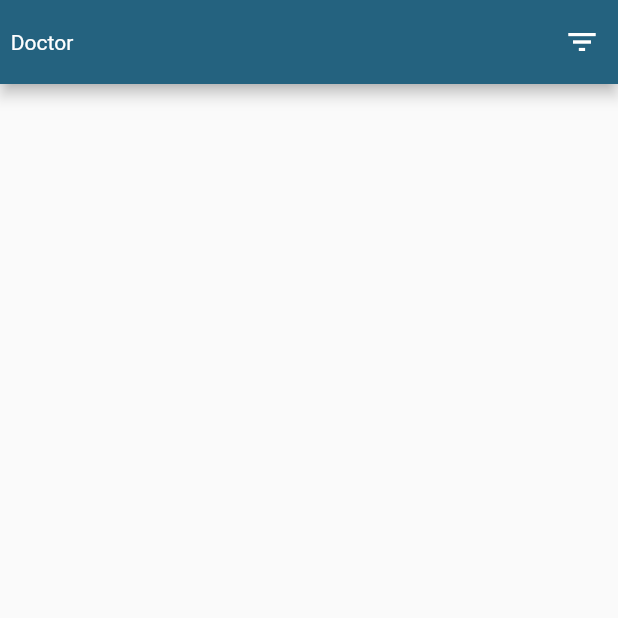
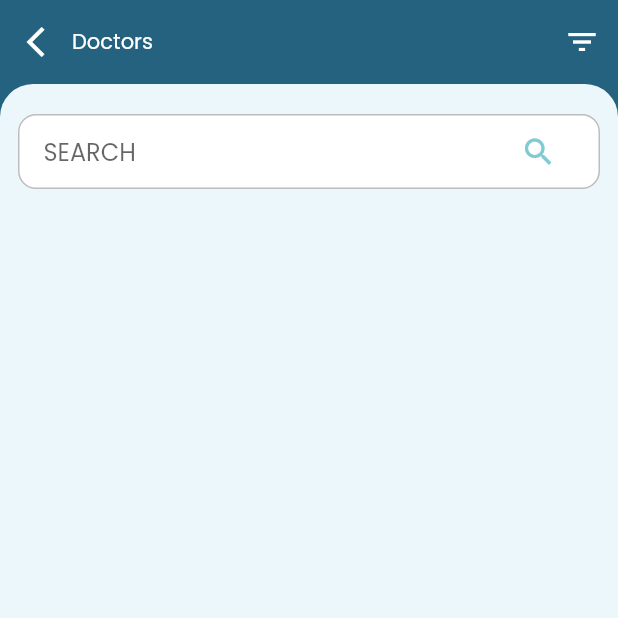
Before and after one commit to surajadkhari/avocado_tech, a Flutter app: the screen it shows after launch, on a phone screen of 412 x 824 dp, the top half of it. Run offline on Flutter 3.47's test engine with Material 2 defaults, Android fonts, the phone set to English and light mode, and no system bars; our stand-ins replace google_fonts.

Commit message:
search bar complete

```diff
--- a/lib/app/app.dart
+++ b/lib/app/app.dart
@@ -1,4 +1,5 @@
 import 'package:flutter/material.dart';
+import 'package:google_fonts/google_fonts.dart';
 import '../screens/homepage/homepage.dart';
 
 class MyApp extends StatelessWidget {
@@ -6,9 +7,10 @@ class MyApp extends StatelessWidget {
 
   @override
   Widget build(BuildContext context) {
-    return const MaterialApp(
+    return MaterialApp(
+      theme: ThemeData(textTheme: GoogleFonts.poppinsTextTheme()),
       debugShowCheckedModeBanner: false,
-      home: Homepage(),
+      home: const Homepage(),
     );
   }
 }
--- a/lib/screens/homepage/homepage.dart
+++ b/lib/screens/homepage/homepage.dart
@@ -1,5 +1,7 @@
 import 'package:avacado_tech/utils/constant/app_constant.dart';
 import 'package:flutter/material.dart';
+
+import 'search bar section/home_search_bar_section.dart';
 
 class Homepage extends StatelessWidget {
   const Homepage({Key? key}) : super(key: key);
@@ -7,10 +9,21 @@ class Homepage extends StatelessWidget {
   @override
   Widget build(BuildContext context) {
     return Scaffold(
+      backgroundColor: AppConstant.primaryColor,
       appBar: AppBar(
-        centerTitle: true,
+        elevation: 0,
+        leadingWidth: 120,
         backgroundColor: AppConstant.primaryColor,
-        leading: const Center(child: Text("Doctor")),
+        leading: Row(
+          children: [
+            IconButton(
+                onPressed: () {},
+                icon: const Icon(
+                  Icons.arrow_back_ios_outlined,
+                )),
+            const Center(child: Text("Doctors")),
+          ],
+        ),
         actions: [
           IconButton(
               onPressed: () {},
@@ -19,6 +32,18 @@ class Homepage extends StatelessWidget {
               ))
         ],
       ),
+      body: Container(
+        decoration: const BoxDecoration(
+            color: AppConstant.secondaryColor,
+            borderRadius: BorderRadius.only(
+                topLeft: Radius.circular(22), topRight: Radius.circular(22))),
+        child: ListView(
+          children: const [
+            HomeSearchbarsection(),
+
+          ],
+        ),
+      ),
     );
   }
 }
--- /dev/null
+++ b/lib/screens/homepage/search bar section/home_search_bar_section.dart
@@ -0,0 +1,39 @@
+
+
+import 'package:flutter/material.dart';
+
+class HomeSearchbarsection extends StatelessWidget {
+  const HomeSearchbarsection({
+    Key? key,
+  }) : super(key: key);
+
+  @override
+  Widget build(BuildContext context) {
+    return Container(
+      margin: const EdgeInsets.only(
+          top: 20, left: 12, right: 12, bottom: 8),
+      padding: const EdgeInsets.symmetric(
+        horizontal: 16.0,
+      ),
+      decoration: BoxDecoration(
+        border: Border.all(color: Colors.grey.shade400),
+        color: Colors.white,
+        borderRadius: BorderRadius.circular(
+          12.0,
+        ),
+      ),
+      child: TextFormField(
+        textAlign: TextAlign.start,
+        decoration: const InputDecoration(
+            suffixIcon: Icon(
+              Icons.search,
+              color: Color(
+                0xff7FCAD4,
+              ),
+            ),
+            border: InputBorder.none,
+            hintText: "SEARCH"),
+      ),
+    );
+  }
+}
--- a/lib/utils/constant/app_constant.dart
+++ b/lib/utils/constant/app_constant.dart
@@ -1,6 +1,7 @@
 import 'package:flutter/material.dart';
 
-class AppConstant{
+class AppConstant {
   AppConstant._();
   static const primaryColor = Color(0xff24627F);
+  static const secondaryColor = Color(0xffECF7FB);
 }
--- a/pubspec.yaml
+++ b/pubspec.yaml
@@ -34,6 +34,7 @@ dependencies:
   # The following adds the Cupertino Icons font to your application.
   # Use with the CupertinoIcons class for iOS style icons.
   cupertino_icons: ^1.0.2
+  google_fonts: ^2.3.1
 
 dev_dependencies:
   flutter_test:
```
Also changed, not shown: pubspec.lock, 1 other file.
